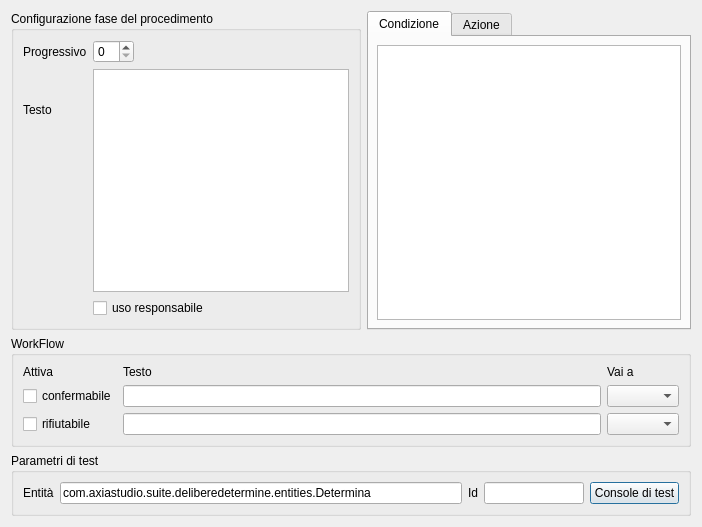
This is src/com/axiastudio/suite/procedimenti/forms/faseprocedimento.ui in tizianolattisi/suitegda as Qt 5 draws it before an edit. The edited form follows.
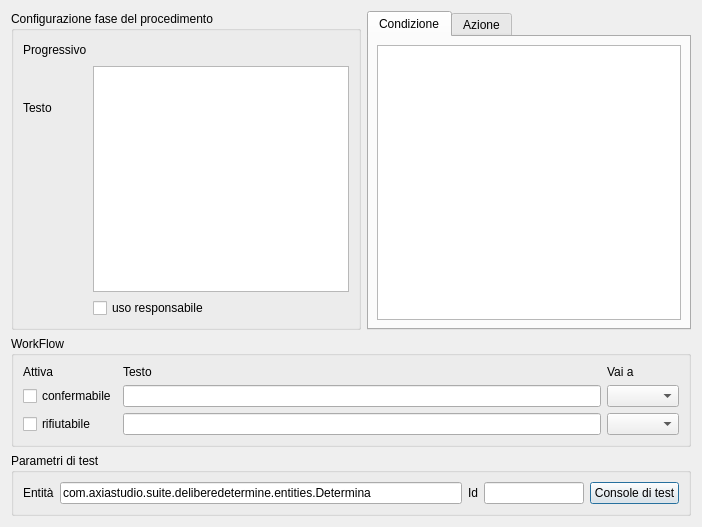
This is the edited form. Custom widgets are drawn as their Qt base class.

Diff of the .ui file:
```diff
--- a/src/com/axiastudio/suite/procedimenti/forms/faseprocedimento.ui
+++ b/src/com/axiastudio/suite/procedimenti/forms/faseprocedimento.ui
@@ -35,13 +35,6 @@
           </property>
          </widget>
         </item>
-        <item row="0" column="1">
-         <widget class="QSpinBox" name="spinBox">
-          <property name="column" stdset="0">
-           <string>progressivo</string>
-          </property>
-         </widget>
-        </item>
         <item row="0" column="2">
          <spacer name="horizontalSpacer">
           <property name="orientation">
```
